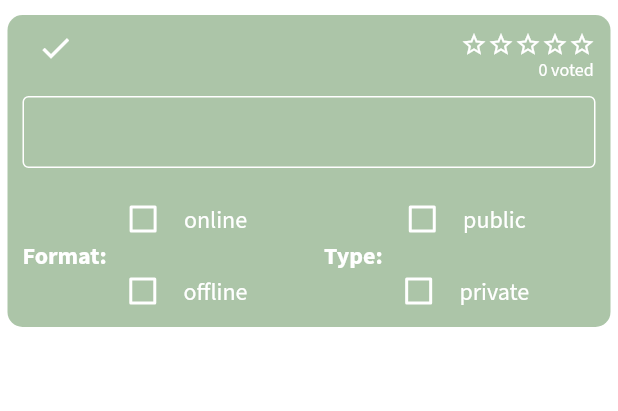
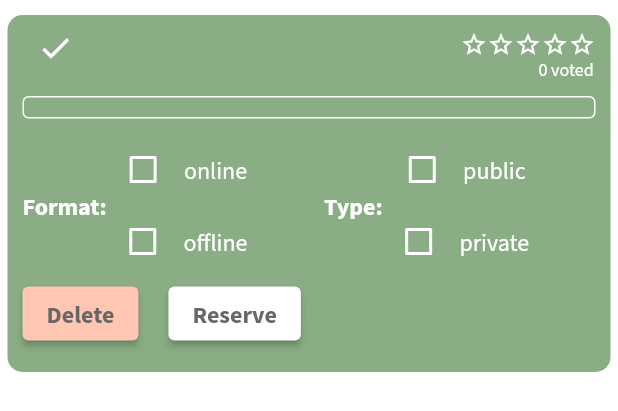
Before and after one commit to InnoTutor/Frontend, a Flutter app: the EditableCvCardWidget widget shown alone on an empty page, opened directly with empty values, after a tap on the "create" icon, on a phone screen of 412 x 824 dp. Shown: the top 411 px of the screen. Run offline on Flutter 3.47's test engine with Material 2 defaults, Android fonts, the phone set to English and light mode, and no system bars; drawn by our look-alikes of flutter_rating_bar; our stand-ins replace firebase_auth, firebase_core, flutter_signin_button, get, google_sign_in; accounts and stored records are empty; generated files the repository leaves out were written again.

Commit message:
fixed_bugs

```diff
--- a/lib/constants/style.dart
+++ b/lib/constants/style.dart
@@ -1,7 +1,8 @@
 import 'package:flutter/material.dart';
 
 Color lightGreen = Color(0xFFCCE4CA);
-Color darkGreen = Color(0xFFACC5A8);
+Color darkGreen = Color(0xFF8aad85);
+Color pink = Color(0xFFffc6b3);
 
 Color lightGrey = Color(0xFFEFEFEF);
 Color grey = Color(0xFFD3D3D3);
--- a/lib/models/card.dart
+++ b/lib/models/card.dart
@@ -1,3 +1,4 @@
+import 'package:flutter/material.dart';
 import 'package:inno_tutor/models/sessions_list.dart';
 import 'package:inno_tutor/models/user.dart';
 import "package:json_annotation/json_annotation.dart";
@@ -17,6 +18,10 @@ class Card{
   bool isReserved = false;
   int peopleVoted = 0;
 
+  bool editable = false;
+  int height = 100;
+  Icon currentIcon = Icon(Icons.create_rounded, color: Colors.white);
+
   factory Card.fromJson(Map<String, dynamic> json) => _$CardFromJson(json);
 
   Map<String, dynamic> toJson() => _$CardToJson(this);
--- a/lib/ui_widgets/cv_card_widget.dart
+++ b/lib/ui_widgets/cv_card_widget.dart
@@ -76,6 +76,7 @@ class _CvCardWidgetState extends State<CvCardWidget>{
                             half: Icon(Icons.star_half, color: Colors.white),
                             empty: Icon(Icons.star_border, color: Colors.white),
                           ),
+                          ignoreGestures: true,
                           onRatingUpdate: (rating) {
                             print(rating);
                           },
--- a/lib/ui_widgets/editable_cv_card_widget.dart
+++ b/lib/ui_widgets/editable_cv_card_widget.dart
@@ -16,13 +16,10 @@ class EditableCvCardWidget extends StatefulWidget{
 }
 
 class _EditableCvCardWidgetState extends State<EditableCvCardWidget>{
-  Color color = style.darkGreen;
   bool initFrame = true;
-  bool editable = false;
-  Icon currentIcon = Icon(Icons.create_rounded, color: Colors.white);
   String newDescription = "";
+  String reserveButtonText = "";
   final GlobalKey textKey = GlobalKey();
-  int height = 100;
 
   void initState() {
     super.initState();
@@ -34,7 +31,7 @@ class _EditableCvCardWidgetState extends State<EditableCvCardWidget>{
   void updateHeight(){
     RenderBox params = textKey.currentContext.findRenderObject();
     setState(() {
-      height = params.size.height.toInt();
+      widget.card.height = params.size.height.toInt();
       initFrame = false;
     });
   }
@@ -50,6 +47,7 @@ class _EditableCvCardWidgetState extends State<EditableCvCardWidget>{
   @override
   Widget build(BuildContext context) {
     CustomText descriptionText = CustomText(text : newDescription, weight: FontWeight.normal, color: Colors.white, width: 660, key: textKey);
+    reserveButtonText = widget.card.isReserved ? "Unreserve" : "Reserve";
     if (initFrame){
       return Wrap(children: [descriptionText]);
     }
@@ -57,10 +55,10 @@ class _EditableCvCardWidgetState extends State<EditableCvCardWidget>{
       return Container(
           child: InkWell(
             child: Container(
-              height: 68+height.toDouble(),
+              height: 68+widget.card.height.toDouble(),
               margin: const EdgeInsets.only(right:5, left:5, top: 10),
               decoration: BoxDecoration(
-                color : color,
+                color : widget.card.isReserved ? style.darkGrey : style.darkGreen,
                 borderRadius:  BorderRadius.all(Radius.circular(10)),
               ),
               child: Container(
@@ -77,20 +75,20 @@ class _EditableCvCardWidgetState extends State<EditableCvCardWidget>{
                             CustomText(text : widget.card.subject, weight: FontWeight.bold, color: Colors.white),
                             IconButton(
                               padding: EdgeInsets.only(left: 10, top: 0, bottom: 0, right: 0),
-                              icon: currentIcon,
+                              icon: widget.card.currentIcon,
                               constraints: BoxConstraints(),
                               onPressed: (){
                                 setState(() {
-                                  if (!editable){
-                                    editable = true;
-                                    height = height + 120;
-                                    currentIcon = Icon(Icons.done, color: Colors.white);
+                                  if (!widget.card.editable){
+                                    widget.card.editable = true;
+                                    widget.card.height = widget.card.height + 150;
+                                    widget.card.currentIcon = Icon(Icons.done, color: Colors.white);
                                   } else {
-                                    editable = false;
+                                    widget.card.editable = false;
                                     descriptionText.text= newDescription;
                                     WidgetsBinding.instance
                                       .addPostFrameCallback((_) => updateHeight());
-                                    currentIcon = Icon(Icons.create_rounded, color: Colors.white);
+                                    widget.card.currentIcon = Icon(Icons.create_rounded, color: Colors.white);
                                   }
                                 });
                               },
@@ -102,6 +100,7 @@ class _EditableCvCardWidgetState extends State<EditableCvCardWidget>{
                     Column(children: [
                       Container(
                         padding: EdgeInsets.only(right:10, top:10),
+                        child:AbsorbPointer(
                           child: RatingBar(
                             itemSize: 18,
                             initialRating: widget.card.rating,
@@ -113,9 +112,11 @@ class _EditableCvCardWidgetState extends State<EditableCvCardWidget>{
                               half: Icon(Icons.star_half, color: Colors.white),
                               empty: Icon(Icons.star_border, color: Colors.white),
                             ),
+                            ignoreGestures: true,
                             onRatingUpdate: (rating) {
                               print(rating);
                             },
+                          )
                         )
                       ),
                       Container(
@@ -132,7 +133,7 @@ class _EditableCvCardWidgetState extends State<EditableCvCardWidget>{
                     child: Container(
                     padding: EdgeInsets.all(10),
                     alignment: Alignment.bottomLeft,
-                    child: !editable ?
+                    child: !widget.card.editable ?
                       descriptionText :
                       TextFormField (
                         initialValue: descriptionText.text,
@@ -154,7 +155,7 @@ class _EditableCvCardWidgetState extends State<EditableCvCardWidget>{
                       )
                     )
                   ),
-                  editable ?
+                  widget.card.editable ?
                   Row(
                     children: [
                       Flexible(
@@ -254,6 +255,45 @@ class _EditableCvCardWidgetState extends State<EditableCvCardWidget>{
                         )
                       )
                     ]
+                  ) : Wrap(),
+                  widget.card.editable ?
+                  Row(
+                    children: [
+                      Container(
+                        padding: EdgeInsets.only(left: 10, right: 10, bottom: 15),
+                        child: ElevatedButton(
+                          style: ElevatedButton.styleFrom(
+                            primary: style.pink
+                          ),
+                          onPressed: () {
+                            myCards.remove(widget.card);
+                          },
+                          child: CustomText(text: "Delete", color: style.darkGrey, weight: FontWeight.bold,),
+                        ),
+                      ),
+                      Container(
+                        padding: EdgeInsets.only(left: 10, right: 10, bottom: 15),
+                        child: ElevatedButton(
+                          style: ElevatedButton.styleFrom(
+                            primary: Colors.white
+                          ),
+                          onPressed: () {
+                            if (!widget.card.isReserved){
+                              widget.card.isReserved = true;
+                              setState(() {
+                                reserveButtonText = "Unreserve";
+                              });
+                            } else {
+                              widget.card.isReserved = false;
+                              setState(() {
+                                reserveButtonText = "Reserve";
+                              });
+                            }
+                          },
+                          child: CustomText(text: reserveButtonText, color: style.darkGrey, weight: FontWeight.bold,),
+                        ),
+                      ),
+                    ],
                   ) : Wrap()
                 ],
               ),
```
Lines whose indentation alone changed are shown as unchanged.
